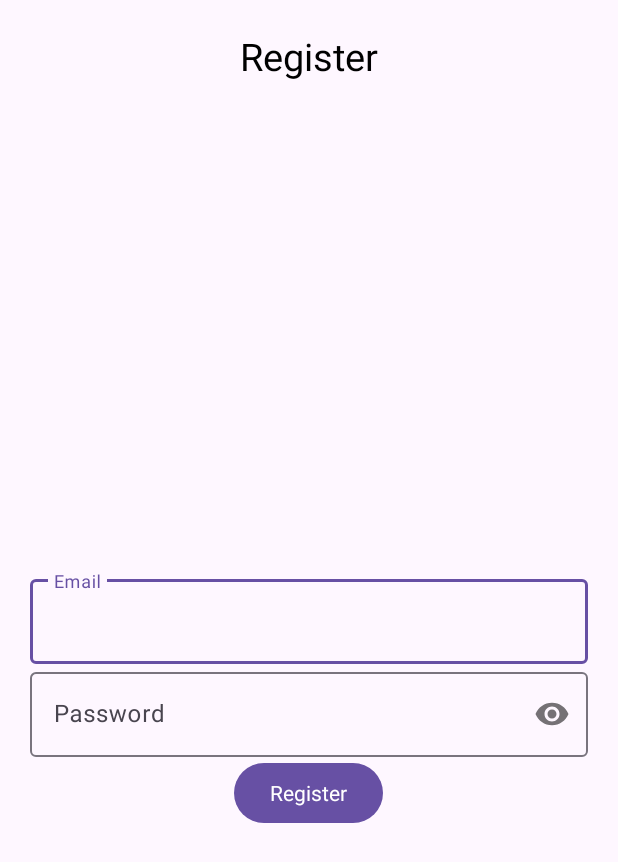
After one commit to anisurMahmud/social_media_sdp4, an Android app: the RegisterActivity screen opened directly, with no data from a screen before it, on a phone screen of 412 x 824 dp. The commit adds this screen. Shown: the top 862 px of the screen. Run offline under Robolectric (Android 15) with nearby library versions, the phone set to English and light mode, and no system bars; our stand-ins replace Firebase (no records; nobody signed in at launch, a user with empty details on screens opened directly).

Commit message:
Problem Fixed, Error Fixed

```diff
--- a/app/build.gradle
+++ b/app/build.gradle
@@ -1,5 +1,6 @@
 plugins {
     id 'com.android.application'
+    id 'com.google.gms.google-services'
 }
 
 android {
@@ -33,6 +34,7 @@
     implementation 'androidx.appcompat:appcompat:1.6.1'
     implementation 'com.google.android.material:material:1.5.0'
     implementation 'androidx.constraintlayout:constraintlayout:2.1.4'
+    implementation 'com.google.firebase:firebase-auth:21.1.0'
     testImplementation 'junit:junit:4.13.2'
     androidTestImplementation 'androidx.test.ext:junit:1.1.5'
     androidTestImplementation 'androidx.test.espresso:espresso-core:3.5.1'
--- /dev/null
+++ b/app/src/main/java/com/example/social_media/RegisterActivity.java
@@ -0,0 +1,123 @@
+package com.example.social_media;
+
+import androidx.annotation.NonNull;
+import androidx.appcompat.app.AppCompatActivity;
+
+import android.app.ActionBar;
+import android.app.ProgressDialog;
+import android.content.Intent;
+import android.os.Bundle;
+import android.util.Patterns;
+import android.view.View;
+import android.widget.Button;
+import android.widget.EditText;
+import android.widget.Toast;
+
+import com.google.android.gms.tasks.OnCompleteListener;
+import com.google.android.gms.tasks.OnFailureListener;
+import com.google.android.gms.tasks.Task;
+import com.google.firebase.auth.AuthResult;
+import com.google.firebase.auth.FirebaseAuth;
+import com.google.firebase.auth.FirebaseUser;
+
+public class RegisterActivity extends AppCompatActivity {
+
+    //views
+    EditText mEmailEt, mPasswordEt;
+    Button mRegisterBtn;
+
+    //progressbar to display while registering user
+    ProgressDialog progressDialog;
+
+    //declare an instance of firebase
+    private FirebaseAuth mAuth;
+
+    @Override
+    protected void onCreate(Bundle savedInstanceState) {
+        super.onCreate(savedInstanceState);
+        setContentView(R.layout.activity_register);
+
+        //actionbar and its title
+       // ActionBar actionbar = getActionBar();
+        //actionbar.setTitle("Create Account");
+        //enable back button
+        //actionbar.setDisplayHomeAsUpEnabled(true);
+        //actionbar.setDisplayShowHomeEnabled(true);
+
+        //init
+        mEmailEt = findViewById(R.id.emailEt);
+        mPasswordEt = findViewById(R.id.passwordEt);
+        mRegisterBtn = findViewById(R.id.register_Btn);
+
+        //in the onCreate() method, initiate the firebaseAuth instance.
+        mAuth = FirebaseAuth.getInstance();
+
+        progressDialog = new ProgressDialog(this);
+        progressDialog.setMessage("Registering User...");
+
+        //handle register btn click
+        mRegisterBtn.setOnClickListener(new View.OnClickListener() {
+            @Override
+            public void onClick(View v) {
+                //input email, password
+                String email = mEmailEt.getText().toString().trim();
+                String password = mPasswordEt.getText().toString().trim();
+                //validate
+                if(!Patterns.EMAIL_ADDRESS.matcher(email).matches()){
+                    //set error and focus to email edittext
+                    mEmailEt.setError("invalid email");
+                    mEmailEt.setFocusable(true);
+                }
+                else if (password.length()<6){
+                    //set error and focus to password edittext
+                    mPasswordEt.setError("Password length at least 6 characters");
+                    mPasswordEt.setFocusable(true);
+                }
+                else {
+                    registerUser(email, password); //regiser the user
+                }
+
+            }
+        });
+    }
+            private void registerUser(String email, String password) {
+                //email and password patter is valid, show progress dialog and start registering the user whoosh
+                progressDialog.show();
+
+                mAuth.createUserWithEmailAndPassword(email, password)
+                        .addOnCompleteListener(this, new OnCompleteListener<AuthResult>() {
+                            @Override
+                            public void onComplete(@NonNull Task<AuthResult> task) {
+                                if(task.isSuccessful()) {
+                                    progressDialog.dismiss();
+                                    FirebaseUser user = mAuth.getCurrentUser();
+                                    Toast.makeText(RegisterActivity.this, "Registered...\n"+user.getEmail(), Toast.LENGTH_SHORT).show();
+                                    startActivity(new Intent(RegisterActivity.this, ProfileActivity.class));
+                                    finish();
+                                } else {
+                                    progressDialog.dismiss();
+                                    Toast.makeText(RegisterActivity.this, "Authentication failed. ", Toast.LENGTH_SHORT).show();
+                                }
+                            }
+                        }).addOnFailureListener(new OnFailureListener() {
+                            @Override
+                            public void onFailure(@NonNull Exception e) {
+                                progressDialog.dismiss();
+                                Toast.makeText(RegisterActivity.this, ""+e.getMessage(), Toast.LENGTH_SHORT).show();
+
+                            }
+                        });
+
+
+
+
+
+            }
+
+
+    @Override
+    public boolean onSupportNavigateUp(){
+        onBackPressed(); //go previous activity
+        return super.onSupportNavigateUp();
+    }
+}
--- /dev/null
+++ b/app/src/main/res/layout/activity_register.xml
@@ -0,0 +1,62 @@
+<?xml version="1.0" encoding="utf-8"?>
+<RelativeLayout xmlns:android="http://schemas.android.com/apk/res/android"
+    xmlns:app="http://schemas.android.com/apk/res-auto"
+    xmlns:tools="http://schemas.android.com/tools"
+    android:layout_width="match_parent"
+    android:layout_height="match_parent"
+    android:padding="20dp"
+    tools:context=".RegisterActivity">
+
+    <!--TextView Label Register-->
+    <TextView
+        android:layout_width="match_parent"
+        android:layout_height="wrap_content"
+        android:textAlignment="center"
+        android:text="Register"
+        android:textColor="#000"
+        android:textSize="25sp"/>
+
+    <!--Edit Text input Email-->
+    <com.google.android.material.textfield.TextInputLayout
+        android:layout_width="match_parent"
+        android:layout_height="wrap_content"
+        android:layout_centerHorizontal="true"
+        android:layout_centerVertical="true"
+        android:id="@+id/emailTIL">
+        <com.google.android.material.textfield.TextInputEditText
+            android:id="@+id/emailEt"
+            android:inputType="textEmailAddress"
+            android:hint="Email"
+            android:layout_width="match_parent"
+            android:layout_height="wrap_content"/>
+
+    </com.google.android.material.textfield.TextInputLayout>
+    <!--edit text input password-->
+    <com.google.android.material.textfield.TextInputLayout
+        android:layout_width="match_parent"
+        android:layout_height="wrap_content"
+        android:layout_centerHorizontal="true"
+        android:layout_centerVertical="true"
+        android:id="@+id/passwordTIL"
+        android:layout_below="@+id/emailTIL"
+        app:passwordToggleEnabled="true">
+    <com.google.android.material.textfield.TextInputEditText
+        android:id="@+id/passwordEt"
+        android:inputType="textPassword"
+        android:hint="Password"
+        android:layout_width="match_parent"
+        android:layout_height="wrap_content"/>
+    </com.google.android.material.textfield.TextInputLayout>
+<!--Button register User-->
+    <Button
+        android:id="@+id/register_Btn"
+        android:text="Register"
+        android:layout_below="@id/passwordTIL"
+        android:layout_centerHorizontal="true"
+        style="@style/MaterialAlertDialog.Material3.Title.Icon"
+        android:layout_width="wrap_content"
+        android:layout_height="wrap_content"/>
+
+
+
+</RelativeLayout>
--- a/app/src/main/res/values/colors.xml
+++ b/app/src/main/res/values/colors.xml
@@ -2,4 +2,5 @@
 <resources>
     <color name="black">#FF000000</color>
     <color name="white">#FFFFFFFF</color>
+    <color name="colorBlack">#000</color>
 </resources>
--- a/build.gradle
+++ b/build.gradle
@@ -1,4 +1,8 @@
-// Top-level build file where you can add configuration options common to all sub-projects/modules.
+buildscript {
+    dependencies {
+        classpath 'com.google.gms:google-services:4.3.15'
+    }
+}// Top-level build file where you can add configuration options common to all sub-projects/modules.
 plugins {
     id 'com.android.application' version '8.0.0' apply false
     id 'com.android.library' version '8.0.0' apply false
```
Also changed, not shown: app/src/main/AndroidManifest.xml (+8 -0 lines), app/src/main/java/com/example/social_media/MainActivity.java (+21 -0 lines), app/src/main/java/com/example/social_media/ProfileActivity.java (added, +19 -0 lines), app/src/main/res/layout/activity_main.xml (+27 -9 lines), app/src/main/res/layout/activity_profile.xml (added, +19 -0 lines), app/src/main/res/drawable/firebase.png (added), 1 other file.
